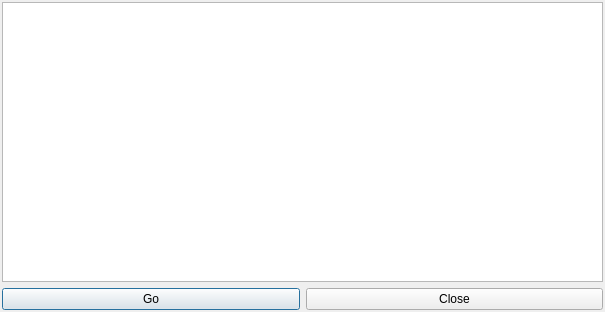
First picture: the form in dlgOCValidate.ui, repository ic005k/OCAuxiliaryTools, before the edit.
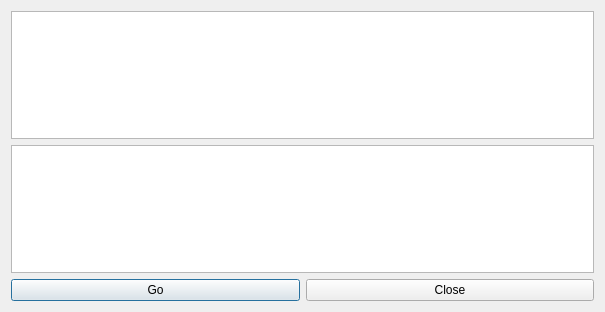
Second picture: the form after the edit.

Patch:
```diff
--- a/dlgOCValidate.ui
+++ b/dlgOCValidate.ui
@@ -14,29 +14,20 @@
    <string>OC Validate</string>
   </property>
   <layout class="QGridLayout" name="gridLayout">
-   <property name="leftMargin">
-    <number>2</number>
-   </property>
-   <property name="topMargin">
-    <number>2</number>
-   </property>
-   <property name="rightMargin">
-    <number>2</number>
-   </property>
-   <property name="bottomMargin">
-    <number>2</number>
-   </property>
    <item row="0" column="0" colspan="2">
     <widget class="QTextEdit" name="textEdit"/>
    </item>
-   <item row="1" column="0">
+   <item row="1" column="0" colspan="2">
+    <widget class="QListWidget" name="listOCValidate"/>
+   </item>
+   <item row="2" column="0">
     <widget class="QPushButton" name="btnGo">
      <property name="text">
       <string>Go</string>
      </property>
     </widget>
    </item>
-   <item row="1" column="1">
+   <item row="2" column="1">
     <widget class="QPushButton" name="btnClose">
      <property name="text">
       <string>Close</string>
```
